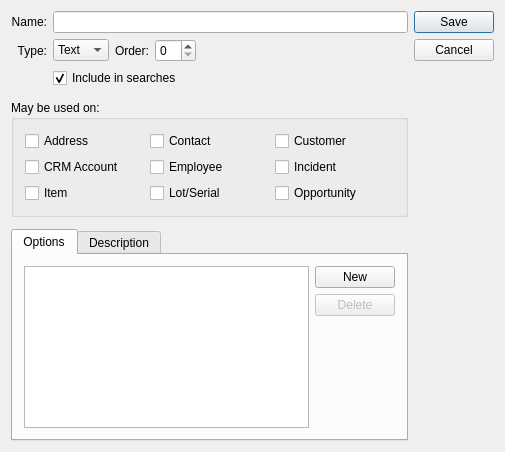
Before: the Qt Designer form guiclient/characteristic.ui in knowhow/xtuple, drawn with Qt 5.
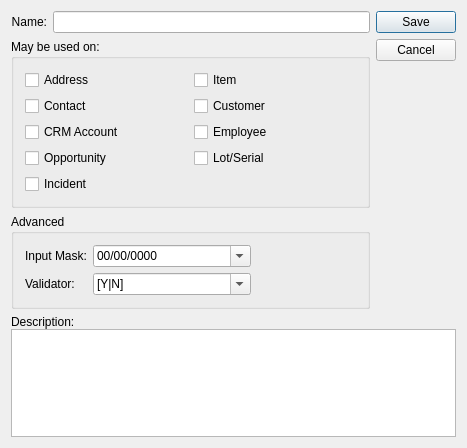
After: the same form once the commit is applied. The open tabs and pages were chosen to show the change. Custom widgets are drawn as their Qt base class.

What changed in the file:
```diff
--- a/guiclient/characteristic.ui
+++ b/guiclient/characteristic.ui
@@ -13,20 +13,17 @@
    <rect>
     <x>0</x>
     <y>0</y>
-    <width>505</width>
-    <height>452</height>
+    <width>467</width>
+    <height>448</height>
    </rect>
   </property>
   <property name="windowTitle">
    <string>Characteristic</string>
   </property>
-  <layout class="QGridLayout" name="gridLayout_9">
-   <property name="verticalSpacing">
-    <number>12</number>
-   </property>
+  <layout class="QGridLayout" name="gridLayout_4">
    <item row="0" column="0">
-    <layout class="QGridLayout" name="gridLayout_7">
-     <item row="0" column="0">
+    <layout class="QHBoxLayout">
+     <item>
       <widget class="QLabel" name="_nameLit">
        <property name="text">
         <string>Name:</string>
@@ -39,78 +36,12 @@
        </property>
       </widget>
      </item>
-     <item row="0" column="1">
+     <item>
       <widget class="XLineEdit" name="_name"/>
      </item>
-     <item row="1" column="0">
-      <widget class="QLabel" name="_typeLit">
-       <property name="text">
-        <string>Type:</string>
-       </property>
-       <property name="alignment">
-        <set>Qt::AlignRight|Qt::AlignTrailing|Qt::AlignVCenter</set>
-       </property>
-      </widget>
-     </item>
-     <item row="1" column="1">
-      <layout class="QHBoxLayout" name="horizontalLayout_2">
-       <item>
-        <widget class="XComboBox" name="_type">
-         <item>
-          <property name="text">
-           <string>Text</string>
-          </property>
-         </item>
-         <item>
-          <property name="text">
-           <string>List</string>
-          </property>
-         </item>
-         <item>
-          <property name="text">
-           <string>Date</string>
-          </property>
-         </item>
-        </widget>
-       </item>
-       <item>
-        <widget class="QLabel" name="_orderLit">
-         <property name="text">
-          <string>Order:</string>
-         </property>
-        </widget>
-       </item>
-       <item>
-        <widget class="QSpinBox" name="_order"/>
-       </item>
-       <item>
-        <spacer name="horizontalSpacer_2">
-         <property name="orientation">
-          <enum>Qt::Horizontal</enum>
-         </property>
-         <property name="sizeHint" stdset="0">
-          <size>
-           <width>40</width>
-           <height>20</height>
-          </size>
-         </property>
-        </spacer>
-       </item>
-      </layout>
-     </item>
-     <item row="2" column="1">
-      <widget class="QCheckBox" name="_search">
-       <property name="text">
-        <string>Include in searches</string>
-       </property>
-       <property name="checked">
-        <bool>true</bool>
-       </property>
-      </widget>
-     </item>
-    </layout>
-   </item>
-   <item row="0" column="1">
+    </layout>
+   </item>
+   <item row="0" column="1" rowspan="2">
     <widget class="QDialogButtonBox" name="_buttonBox">
      <property name="orientation">
       <enum>Qt::Vertical</enum>
@@ -126,6 +57,13 @@
       <string>May be used on:</string>
      </property>
      <layout class="QGridLayout" name="gridLayout_2">
+      <item row="0" column="1">
+       <widget class="QCheckBox" name="_items">
+        <property name="text">
+         <string>Item</string>
+        </property>
+       </widget>
+      </item>
       <item row="0" column="0">
        <widget class="QCheckBox" name="_addresses">
         <property name="text">
@@ -133,88 +71,65 @@
         </property>
        </widget>
       </item>
-      <item row="0" column="1">
+      <item row="2" column="0">
        <widget class="QCheckBox" name="_contacts">
         <property name="text">
          <string>Contact</string>
         </property>
        </widget>
       </item>
-      <item row="0" column="2">
-       <widget class="QCheckBox" name="_customers">
+      <item row="3" column="0">
+       <widget class="QCheckBox" name="_crmaccounts">
         <property name="text">
-         <string>Customer</string>
+         <string>CRM Account</string>
         </property>
        </widget>
       </item>
-      <item row="3" column="2">
+      <item row="5" column="0">
        <widget class="QCheckBox" name="_opportunity">
         <property name="text">
          <string>Opportunity</string>
         </property>
        </widget>
       </item>
+      <item row="2" column="1">
+       <widget class="QCheckBox" name="_customers">
+        <property name="text">
+         <string>Customer</string>
+        </property>
+       </widget>
+      </item>
       <item row="3" column="1">
+       <widget class="QCheckBox" name="_employees">
+        <property name="text">
+         <string>Employee</string>
+        </property>
+       </widget>
+      </item>
+      <item row="5" column="1">
        <widget class="QCheckBox" name="_lotSerial">
         <property name="text">
          <string>Lot/Serial</string>
         </property>
        </widget>
       </item>
-      <item row="3" column="0">
-       <widget class="QCheckBox" name="_items">
-        <property name="text">
-         <string>Item</string>
-        </property>
-       </widget>
-      </item>
-      <item row="2" column="2">
+      <item row="6" column="0">
        <widget class="QCheckBox" name="_incidents">
         <property name="text">
          <string>Incident</string>
         </property>
        </widget>
       </item>
-      <item row="2" column="1">
-       <widget class="QCheckBox" name="_employees">
-        <property name="text">
-         <string>Employee</string>
-        </property>
-       </widget>
-      </item>
-      <item row="2" column="0">
-       <widget class="QCheckBox" name="_crmaccounts">
-        <property name="text">
-         <string>CRM Account</string>
-        </property>
-       </widget>
-      </item>
      </layout>
     </widget>
    </item>
    <item row="2" column="0">
-    <widget class="QTabWidget" name="_tab">
-     <property name="currentIndex">
-      <number>0</number>
+    <widget class="QGroupBox" name="_advancedGroup">
+     <property name="title">
+      <string>Advanced</string>
      </property>
-     <widget class="QWidget" name="_optionsPage">
-      <attribute name="title">
-       <string>Options</string>
-      </attribute>
-      <layout class="QGridLayout" name="gridLayout_8">
-       <item row="0" column="0">
-        <widget class="QStackedWidget" name="_stackedWidget">
-         <property name="currentIndex">
-          <number>0</number>
-         </property>
-         <widget class="QWidget" name="_textPage">
           <layout class="QGridLayout" name="gridLayout_3">
-           <property name="margin">
-            <number>0</number>
-           </property>
            <item row="0" column="0">
-            <layout class="QVBoxLayout" name="verticalLayout">
-             <item>
               <layout class="QHBoxLayout" name="horizontalLayout">
                <item>
                 <layout class="QGridLayout" name="gridLayout">
@@ -270,27 +185,29 @@
                    <property name="allowNull">
                     <bool>true</bool>
                    </property>
-                   <property name="nullStr">
-                    <string/>
-                   </property>
+            <item>
+             <property name="text">
+              <string>[Y|N]</string>
+             </property>
+            </item>
                    <item>
                     <property name="text">
-                     <string notr="true">[Y|N]</string>
+              <string>\S+</string>
                     </property>
                    </item>
                    <item>
                     <property name="text">
-                     <string notr="true">\S+</string>
+              <string>[1-9]\d{0,3}</string>
                     </property>
                    </item>
                    <item>
                     <property name="text">
-                     <string notr="true">[1-9]\d{0,3}</string>
+              <string>[A-Z]\d{5}[1-9]</string>
                     </property>
                    </item>
                    <item>
                     <property name="text">
-                     <string notr="true">[A-Z]\d{5}[1-9]</string>
+              <string>www\S?(\.(com|net|org)</string>
                     </property>
                    </item>
                   </widget>
@@ -312,96 +229,28 @@
                </item>
               </layout>
              </item>
-             <item>
-              <spacer name="verticalSpacer">
-               <property name="orientation">
-                <enum>Qt::Vertical</enum>
-               </property>
-               <property name="sizeHint" stdset="0">
-                <size>
-                 <width>20</width>
-                 <height>40</height>
-                </size>
-               </property>
-              </spacer>
-             </item>
-            </layout>
-           </item>
-          </layout>
-         </widget>
-         <widget class="QWidget" name="_listPage">
-          <layout class="QGridLayout" name="gridLayout_4">
-           <property name="margin">
-            <number>0</number>
-           </property>
-           <item row="0" column="1">
+     </layout>
+    </widget>
+   </item>
+   <item row="3" column="0" colspan="2">
             <layout class="QVBoxLayout" name="verticalLayout_2">
-             <item>
-              <widget class="QPushButton" name="_new">
-               <property name="text">
-                <string>New</string>
-               </property>
-              </widget>
-             </item>
+     <property name="spacing">
+      <number>0</number>
+     </property>
              <item>
-              <widget class="QPushButton" name="_delete">
-               <property name="enabled">
-                <bool>false</bool>
-               </property>
+      <widget class="QLabel" name="_descriptionLit">
                <property name="text">
-                <string>Delete</string>
-               </property>
+        <string>Description:</string>
+       </property>
+       <property name="buddy">
+        <cstring>_description</cstring>
+       </property>
               </widget>
              </item>
              <item>
-              <spacer name="verticalSpacer_2">
-               <property name="orientation">
-                <enum>Qt::Vertical</enum>
-               </property>
-               <property name="sizeHint" stdset="0">
-                <size>
-                 <width>20</width>
-                 <height>40</height>
-                </size>
-               </property>
-              </spacer>
-             </item>
-            </layout>
-           </item>
-           <item row="0" column="0">
-            <widget class="QTreeView" name="_charoptView"/>
-           </item>
-          </layout>
-         </widget>
-         <widget class="QWidget" name="_datePage">
-          <layout class="QGridLayout" name="gridLayout_5">
-           <item row="0" column="0">
-            <widget class="QLabel" name="label">
-             <property name="text">
-              <string>No Options</string>
-             </property>
-             <property name="alignment">
-              <set>Qt::AlignCenter</set>
-             </property>
-            </widget>
-           </item>
-          </layout>
-         </widget>
-        </widget>
-       </item>
-      </layout>
-     </widget>
-     <widget class="QWidget" name="_descripPage">
-      <attribute name="title">
-       <string>Description</string>
-      </attribute>
-      <layout class="QGridLayout" name="gridLayout_6">
-       <item row="0" column="0">
-        <widget class="XTextEdit" name="_description"/>
-       </item>
-      </layout>
-     </widget>
-    </widget>
+      <widget class="QTextEdit" name="_description"/>
+     </item>
+    </layout>
    </item>
   </layout>
  </widget>
@@ -419,11 +268,6 @@
    <header>xlineedit.h</header>
    <container>1</container>
   </customwidget>
-  <customwidget>
-   <class>XTextEdit</class>
-   <extends>QTextEdit</extends>
-   <header>xtextedit.h</header>
-  </customwidget>
  </customwidgets>
  <tabstops>
   <tabstop>_name</tabstop>
```
Left out of the diff: 30 changed lines with no effect on the pictures. Lines whose indentation alone changed are shown as unchanged.
